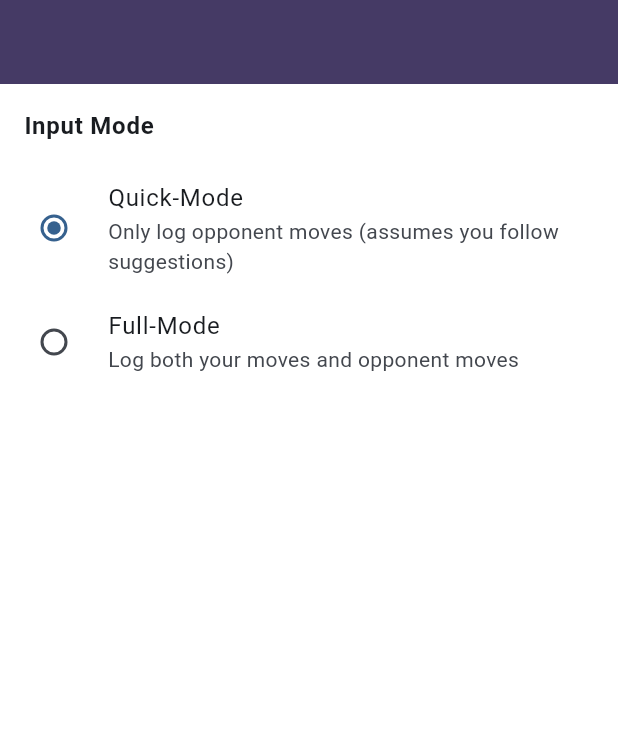
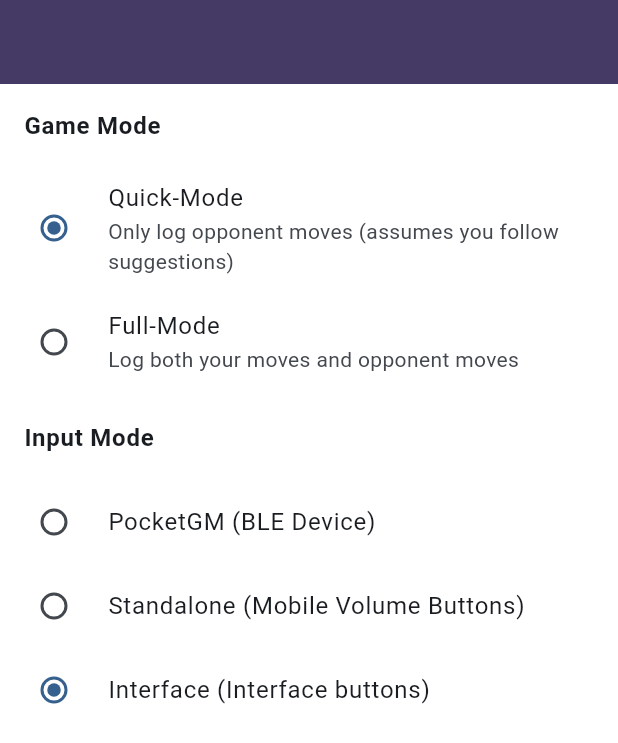
Before and after one commit to Niek1610/PocketGM, a Flutter app: the SettingsScreen screen opened by its route, on a phone screen of 412 x 824 dp. Shown: the top 743 px of the screen. Run offline on Flutter 3.47's test engine with Material 3 defaults, Android fonts, the phone set to English and light mode, and no system bars; our stand-ins replace fast_immutable_collections, flutter_riverpod, go_router, shared_preferences; missing offline and left inert: chessground, dartchess, stockfish; accounts and stored records are empty.

Commit message:
input modes

```diff
--- /dev/null
+++ b/lib/models/input_log_mode.dart
@@ -0,0 +1 @@
+enum InputLogMode { quickMode, fullMode }
--- a/lib/models/input_mode.dart
+++ b/lib/models/input_mode.dart
@@ -1 +1 @@
-enum InputLogMode { quickMode, fullMode }
+enum InputMode { bleMode, standaloneMode, interfaceMode }
--- a/lib/providers/game_provider.dart
+++ b/lib/providers/game_provider.dart
@@ -2,7 +2,7 @@
 import 'package:flutter/foundation.dart';
 import 'package:fast_immutable_collections/fast_immutable_collections.dart';
 import 'package:flutter_riverpod/legacy.dart';
-import 'package:pocketgm/models/input_mode.dart';
+import 'package:pocketgm/models/input_log_mode.dart';
 
 import 'package:pocketgm/providers/settings_provider.dart';
 import 'package:pocketgm/services/engine/stockfish.dart';
@@ -136,6 +136,6 @@
 }
 
 final gameProvider = ChangeNotifierProvider((ref) {
-  final settings = ref.watch(settingsProvider);
+  final settings = ref.read(settingsProvider);
   return GameProvider(settings);
 });
--- a/lib/providers/settings_provider.dart
+++ b/lib/providers/settings_provider.dart
@@ -2,12 +2,14 @@
 import 'package:flutter/foundation.dart';
 import 'package:dartchess/dartchess.dart';
 import 'package:flutter_riverpod/legacy.dart';
+import 'package:pocketgm/models/input_log_mode.dart';
 import 'package:pocketgm/models/input_mode.dart';
 import 'package:pocketgm/services/storage_service.dart';
 
 class SettingsProvider extends ChangeNotifier {
   Side _playingAs = Side.white;
   InputLogMode _inputLogMode = InputLogMode.quickMode;
+  InputMode _inputMode = InputMode.interfaceMode;
 
   SettingsProvider() {
     _loadSettings();
@@ -15,6 +17,7 @@
 
   Side get playingAs => _playingAs;
   InputLogMode get inputLogMode => _inputLogMode;
+  InputMode get inputMode => _inputMode;
 
   Future<void> setPlayingAs(Side color) async {
     _playingAs = color;
@@ -28,6 +31,12 @@
     await StorageService().saveInputLogMode(mode);
   }
 
+  Future<void> setInputMode(InputMode mode) async {
+    _inputMode = mode;
+    notifyListeners();
+    await StorageService().saveInputMode(mode);
+  }
+
   Future<void> _loadSettings() async {
     _playingAs = StorageService().loadColor();
     _inputLogMode = StorageService().loadInputLogMode();
--- a/lib/screens/settings_screen.dart
+++ b/lib/screens/settings_screen.dart
@@ -1,6 +1,7 @@
 import 'package:flutter/material.dart';
 import 'package:flutter_riverpod/flutter_riverpod.dart';
 import 'package:pocketgm/constants/colors..dart';
+import 'package:pocketgm/models/input_log_mode.dart';
 import 'package:pocketgm/models/input_mode.dart';
 import 'package:pocketgm/providers/settings_provider.dart';
 import 'package:pocketgm/widgets/app_scaffold.dart';
@@ -20,10 +21,9 @@
       backgroundColor: white,
       body: ListView(
         children: [
-          // Input Mode
           ListTile(
             title: Text(
-              'Input Mode',
+              'Game Mode',
               style: TextStyle(fontWeight: FontWeight.bold),
             ),
           ),
@@ -53,6 +53,46 @@
               }
             },
           ),
+          ListTile(
+            title: Text(
+              'Input Mode',
+              style: TextStyle(fontWeight: FontWeight.bold),
+            ),
+          ),
+          RadioListTile<InputMode>(
+            title: Text('PocketGM (BLE Device)'),
+
+            value: InputMode.bleMode,
+            groupValue: settings.inputMode,
+            onChanged: (mode) {
+              if (mode != null) {
+                ref.read(settingsProvider.notifier).setInputMode(mode);
+              }
+            },
+          ),
+
+          RadioListTile<InputMode>(
+            title: Text('Standalone (Mobile Volume Buttons)'),
+
+            value: InputMode.standaloneMode,
+            groupValue: settings.inputMode,
+            onChanged: (mode) {
+              if (mode != null) {
+                ref.read(settingsProvider.notifier).setInputMode(mode);
+              }
+            },
+          ),
+          RadioListTile<InputMode>(
+            title: Text('Interface (Interface buttons)'),
+
+            value: InputMode.interfaceMode,
+            groupValue: settings.inputMode,
+            onChanged: (mode) {
+              if (mode != null) {
+                ref.read(settingsProvider.notifier).setInputMode(mode);
+              }
+            },
+          ),
         ],
       ),
     );
--- a/lib/services/storage_service.dart
+++ b/lib/services/storage_service.dart
@@ -1,4 +1,5 @@
 import 'package:dartchess/dartchess.dart';
+import 'package:pocketgm/models/input_log_mode.dart';
 import 'package:pocketgm/models/input_mode.dart';
 import 'package:shared_preferences/shared_preferences.dart';
 
@@ -25,11 +26,20 @@
   }
 
   Future<void> saveInputLogMode(InputLogMode mode) async {
+    await _prefs.setInt('input_log_mode', mode.index);
+  }
+
+  InputLogMode loadInputLogMode() {
+    final index = _prefs.getInt('input_log_mode') ?? 0;
+    return InputLogMode.values[index];
+  }
+
+  Future<void> saveInputMode(InputMode mode) async {
     await _prefs.setInt('input_mode', mode.index);
   }
 
-  InputLogMode loadInputLogMode() {
+  InputMode loadInputMode() {
     final index = _prefs.getInt('input_mode') ?? 0;
-    return InputLogMode.values[index];
+    return InputMode.values[index];
   }
 }
```
Also changed, not shown: lib/screens/game_screen.dart (+91 -4 lines).
